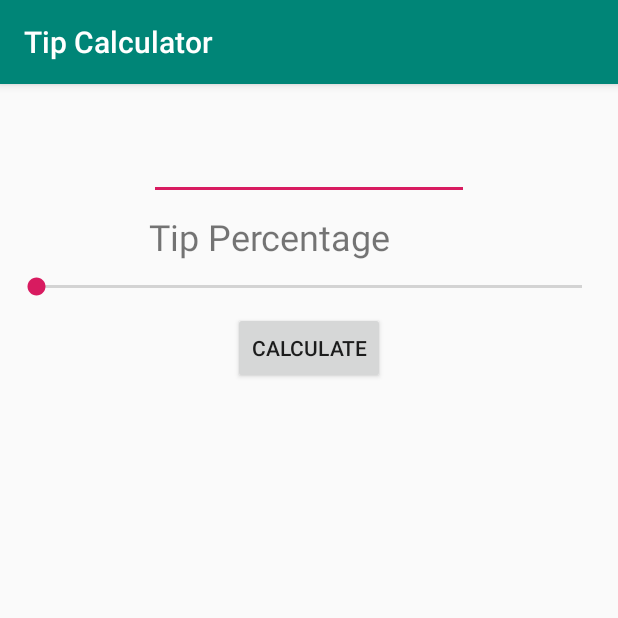
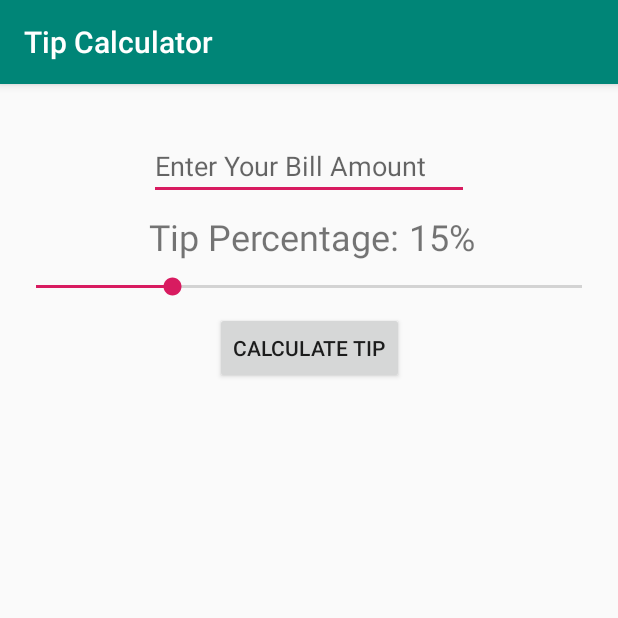
Before and after one commit to RicardoGWill/TipCalculator, an Android app: the screen it shows after launch (MainActivity), on a phone screen of 412 x 824 dp, the top half of it. Run offline under Robolectric (Android 15) with nearby library versions, the phone set to English and light mode, and no system bars.

Commit message:
Finished the project!

```diff
--- a/app/src/main/java/com/ricardogwill/tipcalculator/MainActivity.java
+++ b/app/src/main/java/com/ricardogwill/tipcalculator/MainActivity.java
@@ -2,12 +2,86 @@ package com.ricardogwill.tipcalculator;
 
 import android.support.v7.app.AppCompatActivity;
 import android.os.Bundle;
+import android.view.View;
+import android.widget.Button;
+import android.widget.EditText;
+import android.widget.SeekBar;
+import android.widget.TextView;
+import android.widget.Toast;
+
+import java.text.DecimalFormat;
 
 public class MainActivity extends AppCompatActivity {
+
+    private EditText billEditText;
+    private TextView percentTextView, seekbarPercentTextView, tipResultTextView, totalBillTextView;
+    private SeekBar percentSeekBar;
+    private Button calculateButton;
+
+    int percentTipInt = 10;
+    float enteredBillFloat = 0.0f;
 
     @Override
     protected void onCreate(Bundle savedInstanceState) {
         super.onCreate(savedInstanceState);
         setContentView(R.layout.activity_main);
+
+        billEditText = findViewById(R.id.bill_editText);
+        percentTextView = findViewById(R.id.percent_textView);
+        seekbarPercentTextView = findViewById(R.id.seekbarPercentTextView);
+        tipResultTextView = findViewById(R.id.tip_result_TextView);
+        totalBillTextView = findViewById(R.id.total_bill_textView);
+        percentSeekBar = findViewById(R.id.percentSeekBar);
+        calculateButton = findViewById(R.id.calculate_button);
+
+        seekbarPercentTextView.setText("15%");
+        percentSeekBar.setProgress(5);
+
+        calculateButton.setOnClickListener(new View.OnClickListener() {
+            @Override
+            public void onClick(View v) {
+                calculate();
+            }
+        });
+
+        percentSeekBar.setOnSeekBarChangeListener(new SeekBar.OnSeekBarChangeListener() {
+            @Override
+            public void onProgressChanged(SeekBar seekBar, int progress, boolean fromUser) {
+                percentTipInt = 10 + ((seekBar.getProgress()));
+                seekbarPercentTextView.setText(String.valueOf(percentTipInt + "%"));
+            }
+
+            @Override
+            public void onStartTrackingTouch(SeekBar seekBar) {
+
+            }
+
+            @Override
+            public void onStopTrackingTouch(SeekBar seekBar) {
+
+            }
+        });
+
+
     }
+
+    public void calculate() {
+        float resultFloat = 0.0f;
+
+        if (!billEditText.getText().toString().equals("")) {
+            enteredBillFloat = Float.parseFloat(billEditText.getText().toString());
+            resultFloat = enteredBillFloat * percentTipInt;
+
+            DecimalFormat tipDecimalFormat = new DecimalFormat("###,###,###.##");
+            DecimalFormat totalDecimalFormat = new DecimalFormat("###,###,###.##");
+
+            tipResultTextView.setText("Tip Amount: $" + (tipDecimalFormat.format(resultFloat/100)));
+            totalBillTextView.setText("Total Amount: $" + (totalDecimalFormat.format(enteredBillFloat + resultFloat/100)));
+        } else {
+            Toast.makeText(this, "Please enter a bill amount.", Toast.LENGTH_SHORT).show();
+        }
+
+
+    }
+
 }
--- a/app/src/main/res/layout/activity_main.xml
+++ b/app/src/main/res/layout/activity_main.xml
@@ -7,49 +7,77 @@
     tools:context=".MainActivity">
 
     <TextView
-        android:id="@+id/textView"
+        android:id="@+id/percent_textView"
         android:layout_width="wrap_content"
         android:layout_height="wrap_content"
         android:layout_marginTop="8dp"
-        android:text="Tip Percentage"
+        android:text="Tip Percentage: "
         android:textSize="24sp"
         app:layout_constraintLeft_toLeftOf="parent"
-        app:layout_constraintRight_toRightOf="parent"
-        app:layout_constraintStart_toStartOf="@+id/editText"
-        app:layout_constraintTop_toBottomOf="@+id/editText" />
+        app:layout_constraintStart_toStartOf="@+id/bill_editText"
+        app:layout_constraintTop_toBottomOf="@+id/bill_editText" />
 
     <EditText
-        android:id="@+id/editText"
+        android:id="@+id/bill_editText"
         android:layout_width="wrap_content"
         android:layout_height="wrap_content"
         android:layout_marginStart="32dp"
         android:layout_marginTop="32dp"
         android:layout_marginEnd="32dp"
         android:ems="10"
-        android:inputType="number"
+        android:hint="Enter Your Bill Amount"
+        android:inputType="number|numberDecimal"
         app:layout_constraintEnd_toEndOf="parent"
         app:layout_constraintStart_toStartOf="parent"
         app:layout_constraintTop_toTopOf="parent" />
 
     <SeekBar
-        android:id="@+id/seekBar"
+        android:id="@+id/percentSeekBar"
         android:layout_width="0dp"
         android:layout_height="wrap_content"
         android:layout_marginStart="8dp"
         android:layout_marginTop="8dp"
         android:layout_marginEnd="8dp"
+        android:max="20"
         app:layout_constraintEnd_toEndOf="parent"
         app:layout_constraintStart_toStartOf="parent"
-        app:layout_constraintTop_toBottomOf="@+id/textView" />
+        app:layout_constraintTop_toBottomOf="@+id/percent_textView" />
 
     <Button
-        android:id="@+id/button"
+        android:id="@+id/calculate_button"
         android:layout_width="wrap_content"
         android:layout_height="wrap_content"
         android:layout_marginTop="8dp"
-        android:text="Calculate"
+        android:text="Calculate Tip"
         app:layout_constraintEnd_toEndOf="parent"
         app:layout_constraintStart_toStartOf="parent"
-        app:layout_constraintTop_toBottomOf="@+id/seekBar" />
+        app:layout_constraintTop_toBottomOf="@+id/percentSeekBar" />
+
+    <TextView
+        android:id="@+id/seekbarPercentTextView"
+        android:layout_width="wrap_content"
+        android:layout_height="wrap_content"
+        android:textSize="24sp"
+        app:layout_constraintBottom_toBottomOf="@+id/percent_textView"
+        app:layout_constraintStart_toEndOf="@+id/percent_textView"
+        app:layout_constraintTop_toTopOf="@+id/percent_textView" />
+
+    <TextView
+        android:id="@+id/tip_result_TextView"
+        android:layout_width="wrap_content"
+        android:layout_height="wrap_content"
+        android:layout_marginTop="8dp"
+        android:textSize="24sp"
+        app:layout_constraintStart_toStartOf="@+id/percent_textView"
+        app:layout_constraintTop_toBottomOf="@+id/calculate_button" />
+
+    <TextView
+        android:id="@+id/total_bill_textView"
+        android:layout_width="wrap_content"
+        android:layout_height="wrap_content"
+        android:layout_marginTop="8dp"
+        android:textSize="14sp"
+        app:layout_constraintStart_toStartOf="@+id/tip_result_TextView"
+        app:layout_constraintTop_toBottomOf="@+id/tip_result_TextView" />
 
 </android.support.constraint.ConstraintLayout>
```
